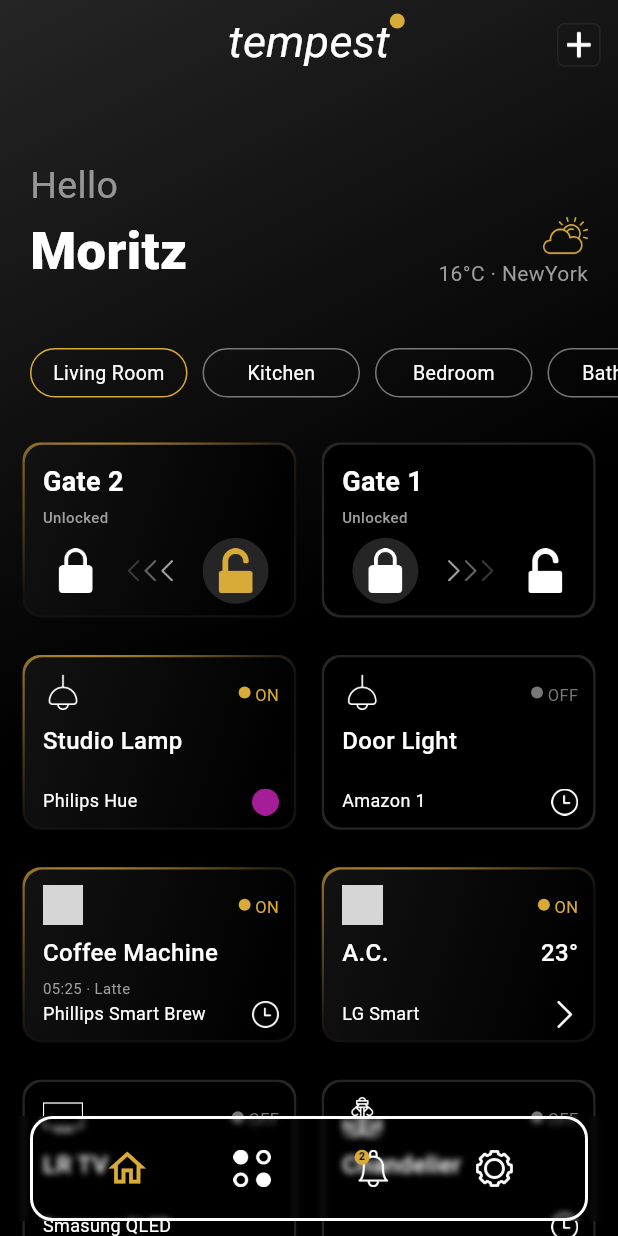
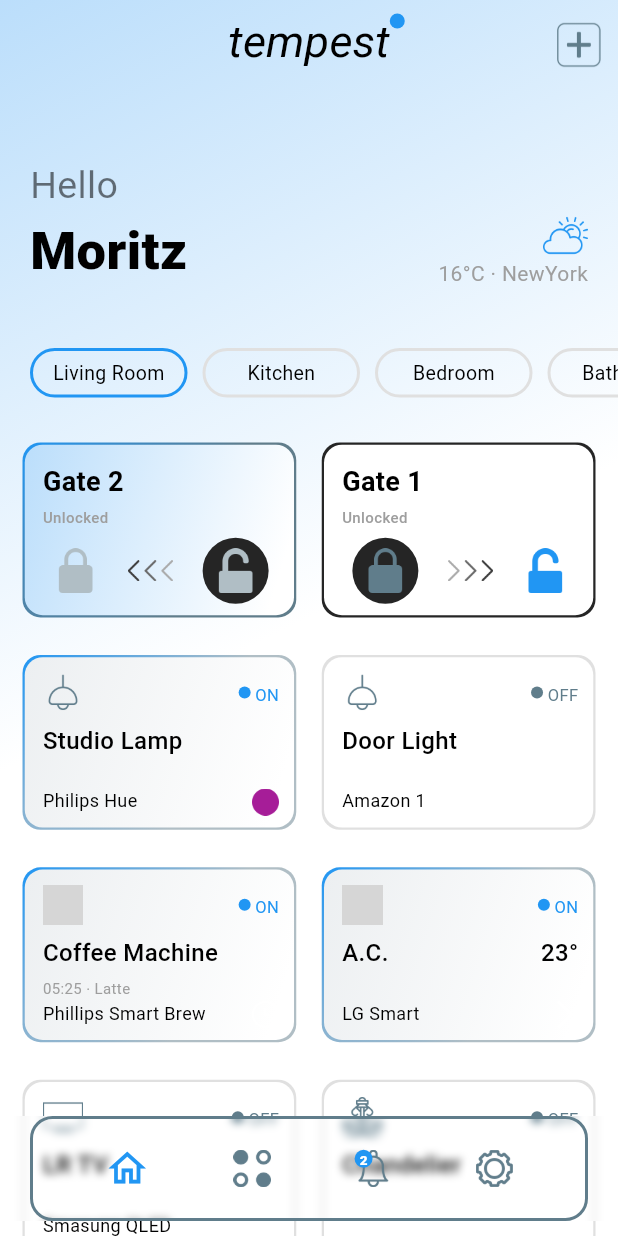
Before and after one commit to ravipatel0508/Home-automation-ui-flutter, a Flutter app: the screen it shows after launch, on a phone screen of 412 x 824 dp. Run offline on Flutter 3.47's test engine with Material 3 defaults, Android fonts, the phone set to English and light mode, and no system bars; our stand-ins replace google_fonts; grey boxes are pictures that could not be loaded.

Commit message:
added light theme

```diff
--- a/lib/constants.dart
+++ b/lib/constants.dart
@@ -1,8 +1,25 @@
 import 'package:flutter/material.dart';
 
-const Color kPrimaryColor = Color(0xFFd8AA38);
+bool isDark = false;
+Color kPrimaryColor = isDark ? const Color(0xFFd8AA38) : Colors.blue;
+Color kSecondaryColor = isDark ? const Color(0xFF787878) : Colors.grey[300]!;
 
-const Color kSecondaryColor = Color(0xFF787878);
+List<Color> backgroundGradient = isDark
+    ? [const Color(0xFF252525), Colors.black]
+    : [Colors.blue[100]!, Colors.white];
+List<Color> gridTileGradient = isDark
+    ? [const Color(0xFF121212), Colors.black]
+    : [Colors.blueGrey[50]!, Colors.white];
+List<Color> gridBorderGradient = isDark
+    ? [kPrimaryColor, const Color(0xFF141110)]
+    : [kPrimaryColor, Colors.blueGrey];
+
+Color kTextColor = isDark ? Colors.white : Colors.black;
+Color imageColor = isDark ? Colors.white : Colors.blueGrey;
+Color gridTileBGColor = isDark ? Colors.black : Colors.white;
+Color gridTileBorderColor =
+    isDark ? const Color(0xFF252525) : Colors.grey[300]!;
+Color onOffStatusColor = isDark ? kSecondaryColor : Colors.blueGrey;
 
 const List<String> kRoomName = [
   "Living Room",
--- a/lib/grid_tile_ui.dart
+++ b/lib/grid_tile_ui.dart
@@ -44,16 +44,13 @@ class _ElectricApplianceGridTileState extends State<ElectricApplianceGridTile> {
         child: DecoratedBox(
           decoration: BoxDecoration(
             borderRadius: BorderRadius.circular(12),
-            color: widget.isLocked ? null : const Color(0xFF252525),
+            color: widget.isLocked ? null : gridTileBorderColor,
             gradient: widget.isLocked
-                ? const RadialGradient(
+                ? RadialGradient(
                     center: Alignment.topLeft,
                     radius: 1.3,
-                    transform: GradientRotation(0.5),
-                    colors: [
-                      kPrimaryColor,
-                      Color(0xFF141110),
-                    ],
+                    transform: isDark ? const GradientRotation(0.5) : null,
+                    colors: [kPrimaryColor, Colors.blueGrey[200]!],
                   )
                 : null,
           ),
@@ -61,15 +58,12 @@ class _ElectricApplianceGridTileState extends State<ElectricApplianceGridTile> {
             decoration: BoxDecoration(
               borderRadius: BorderRadius.circular(12),
               gradient: widget.isLocked
-                  ? const LinearGradient(
+                  ? LinearGradient(
                       begin: Alignment.topLeft,
-                      colors: [
-                        Color(0xFF121212),
-                        Colors.black,
-                      ],
+                      colors: gridTileGradient,
                     )
                   : null,
-              color: Colors.black,
+              color: gridTileBGColor,
             ),
             margin: const EdgeInsets.all(1.5),
             child: Padding(
@@ -84,17 +78,15 @@ class _ElectricApplianceGridTileState extends State<ElectricApplianceGridTile> {
                         height: 8,
                         width: 8,
                         decoration: BoxDecoration(
-                          color:
-                              widget.isLocked ? kPrimaryColor : kSecondaryColor,
-                          borderRadius: const BorderRadius.all(
-                            Radius.circular(100),
+                          color: widget.isLocked
+                              ? kPrimaryColor
+                              : onOffStatusColor,
+                          borderRadius:
+                              const BorderRadius.all(Radius.circular(100)),
                         ),
                       ),
                     ),
-                    ),
-                    const SizedBox(
-                      width: 3,
-                    ),
+                    const SizedBox(width: 3),
                     Padding(
                       padding: const EdgeInsets.only(top: 7),
                       child: Text(
@@ -102,7 +94,7 @@ class _ElectricApplianceGridTileState extends State<ElectricApplianceGridTile> {
                         style: TextStyle(
                             color: widget.isLocked
                                 ? kPrimaryColor
-                                : kSecondaryColor,
+                                : onOffStatusColor,
                             fontSize: 11),
                       ),
                     )
@@ -121,28 +113,26 @@ class _ElectricApplianceGridTileState extends State<ElectricApplianceGridTile> {
                 child: Column(
                   crossAxisAlignment: CrossAxisAlignment.start,
                   children: [
-                    Image.asset(
-                      widget.image,
-                      height: 27,
-                      color: Colors.white,
-                    ),
+                    Image.asset(widget.image, height: 27, color: imageColor),
                     const SizedBox(height: 7),
                     Row(
                       mainAxisAlignment: MainAxisAlignment.spaceBetween,
                       children: [
                         Text(
                           widget.titleText,
-                          style: const TextStyle(
-                              color: Colors.white,
+                          style: TextStyle(
+                            color: kTextColor,
                             fontWeight: FontWeight.w500,
-                              fontSize: 16),
+                            fontSize: 16,
+                          ),
                         ),
                         Text(
                           widget.afterTitleText,
-                          style: const TextStyle(
-                              color: Colors.white,
+                          style: TextStyle(
+                            color: kTextColor,
                             fontWeight: FontWeight.w500,
-                              fontSize: 16),
+                            fontSize: 16,
+                          ),
                         ),
                       ],
                     ),
@@ -152,15 +142,14 @@ class _ElectricApplianceGridTileState extends State<ElectricApplianceGridTile> {
                       style: const TextStyle(
                         color: Colors.grey,
                         fontWeight: FontWeight.w400,
-                          fontSize: 10),
+                        fontSize: 10,
                       ),
-                    const SizedBox(
-                      height: 1,
                     ),
+                    const SizedBox(height: 1),
                     Text(
                       widget.afterSubtitleText,
-                      style: const TextStyle(
-                        color: Colors.white,
+                      style: TextStyle(
+                        color: kTextColor,
                         fontWeight: FontWeight.w400,
                         fontSize: 12,
                       ),
@@ -204,14 +193,11 @@ class _LockGridTileState extends State<LockGridTile> {
           color: widget.isLocked ? const Color(0xFF252525) : null,
           gradient: widget.isLocked
               ? null
-              : const RadialGradient(
+              : RadialGradient(
                   center: Alignment.topLeft,
                   radius: 1.3,
-                  transform: GradientRotation(0.6),
-                  colors: [
-                    kPrimaryColor,
-                    Color(0xFF141110),
-                  ],
+                  transform: isDark ? const GradientRotation(0.6) : null,
+                  colors: gridBorderGradient,
                 ),
         ),
         child: Container(
@@ -219,14 +205,11 @@ class _LockGridTileState extends State<LockGridTile> {
             borderRadius: BorderRadius.circular(12),
             gradient: widget.isLocked
                 ? null
-                : const LinearGradient(
+                : LinearGradient(
                     begin: Alignment.topLeft,
-                    colors: [
-                      Color(0xFF121212),
-                      Colors.black,
-                    ],
+                    colors: backgroundGradient,
                   ),
-            color: Colors.black,
+            color: gridTileBGColor,
           ),
           margin: const EdgeInsets.all(1.5),
           child: Padding(
@@ -237,10 +220,11 @@ class _LockGridTileState extends State<LockGridTile> {
                 children: [
                   Text(
                     widget.title,
-                    style: const TextStyle(
+                    style: TextStyle(
                       fontSize: 18,
                       fontWeight: FontWeight.w600,
-                        color: Colors.white),
+                      color: kTextColor,
+                    ),
                   ),
                   const SizedBox(height: 3),
                   const Text(
@@ -248,7 +232,8 @@ class _LockGridTileState extends State<LockGridTile> {
                     style: TextStyle(
                       fontSize: 10,
                       fontWeight: FontWeight.w500,
-                        color: Colors.grey),
+                      color: Colors.grey,
+                    ),
                   ),
                   const SizedBox(height: 7),
                   Row(
@@ -285,14 +270,15 @@ class _LockGridTileState extends State<LockGridTile> {
                                 ),
                                 child: Image.asset(
                                   "assets/icon/lock.png",
-                                  color: Colors.white,
+                                  color: imageColor,
                                   height: 30,
                                 ),
                               ),
                             )
                           : Image.asset(
                               "assets/icon/lock.png",
-                              color: Colors.white,
+                              color:
+                                  isDark ? Colors.white : Colors.blueGrey[200],
                               height: 30,
                             ),
                       const SizedBox(width: 6),
@@ -314,7 +300,7 @@ class _LockGridTileState extends State<LockGridTile> {
                       widget.isLocked
                           ? Image.asset(
                               "assets/icon/unlock.png",
-                              color: Colors.white,
+                              color: isDark ? Colors.white : kPrimaryColor,
                               height: 30,
                             )
                           : Draggable(
@@ -345,7 +331,9 @@ class _LockGridTileState extends State<LockGridTile> {
                                 ),
                                 child: Image.asset(
                                   "assets/icon/unlock.png",
-                                  color: kPrimaryColor,
+                                  color: isDark
+                                      ? kPrimaryColor
+                                      : Colors.blueGrey[200],
                                   height: 30,
                                 ),
                               ),
--- a/lib/main.dart
+++ b/lib/main.dart
@@ -38,18 +38,15 @@
   @override
   Widget build(BuildContext context) {
     return Scaffold(
-      backgroundColor: Colors.black,
+      backgroundColor: isDark ? Colors.black : Colors.white,
       body: Stack(
         children: [
           Container(
-            decoration: const BoxDecoration(
+            decoration: BoxDecoration(
               gradient: LinearGradient(
                 begin: Alignment.topLeft,
                 end: Alignment.center,
-                colors: [
-                  Color(0xFF252525),
-                  Colors.black,
-                ],
+                colors: backgroundGradient,
               ),
             ),
           ),
@@ -72,10 +69,10 @@
                         ),
                       ),
                     ),
-                    const Text(
+                    Text(
                       "tempest",
                       style: TextStyle(
-                        color: Colors.white,
+                        color: kTextColor,
                         fontSize: 30,
                         fontWeight: FontWeight.w400,
                         fontStyle: FontStyle.italic,
@@ -88,6 +85,7 @@
                     padding: const EdgeInsets.all(5.0),
                     child: Image.asset(
                       "assets/icon/add-icon.png",
+                      color: imageColor,
                     ),
                   ),
                 ],
@@ -106,12 +104,13 @@
                       padding: const EdgeInsets.symmetric(horizontal: 20),
                       child: Column(
                         children: [
-                          const Row(
+                          Row(
                             children: [
                               Text(
                                 "Hello",
                                 style: TextStyle(
-                                  color: Colors.white54,
+                                  color:
+                                      isDark ? Colors.white54 : Colors.black54,
                                   fontSize: 25,
                                 ),
                               ),
@@ -121,10 +120,10 @@
                             mainAxisAlignment: MainAxisAlignment.spaceBetween,
                             crossAxisAlignment: CrossAxisAlignment.end,
                             children: [
-                              const Text(
+                              Text(
                                 "Moritz",
                                 style: TextStyle(
-                                    color: Colors.white,
+                                    color: kTextColor,
                                     fontSize: 35,
                                     fontWeight: FontWeight.w800),
                               ),
@@ -206,19 +205,19 @@
             bottom: 10,
             child: ClipRect(
               child: BackdropFilter(
-                filter: ImageFilter.blur(sigmaX: 2, sigmaY: 2),
+                filter: ImageFilter.blur(sigmaX: 3, sigmaY: 3),
                 child: Container(
                   width: MediaQuery.of(context).size.width - 40,
                   height: 70,
                   margin: const EdgeInsets.symmetric(horizontal: 20),
                   padding:
                       const EdgeInsets.symmetric(horizontal: 20, vertical: 5),
-                  decoration: const BoxDecoration(
+                  decoration: BoxDecoration(
                     color: Colors.transparent,
-                    borderRadius: BorderRadius.all(Radius.circular(15)),
+                    borderRadius: const BorderRadius.all(Radius.circular(15)),
                     border: Border.fromBorderSide(
                       BorderSide(
-                        color: Colors.white,
+                        color: imageColor,
                         width: 2,
                       ),
                     ),
@@ -227,40 +226,45 @@
                     mainAxisAlignment: MainAxisAlignment.spaceAround,
                     crossAxisAlignment: CrossAxisAlignment.center,
                     children: [
-                      const Icon(
+                      Icon(
                         Icons.home_outlined,
                         color: kPrimaryColor,
                         size: 30,
                       ),
                       Image.asset(
                         "assets/icon/four-dots.png",
-                        color: Colors.white,
+                        color: imageColor,
                         height: 25,
                       ),
                       Stack(
                         children: [
                           Image.asset(
                             "assets/icon/bell.png",
-                            color: Colors.white,
+                            color: imageColor,
                             height: 25,
                           ),
                           Container(
-                            height: 10,
-                            width: 10,
+                            height: 12,
+                            width: 12,
                             alignment: Alignment.center,
                             decoration: BoxDecoration(
                               borderRadius: BorderRadius.circular(50),
                               color: kPrimaryColor,
                             ),
-                            child: const Text("2",
-                                style: TextStyle(
-                                    fontSize: 7, fontWeight: FontWeight.w800)),
+                            child: const Text(
+                              "2",
+                              style: TextStyle(
+                                fontSize: 9,
+                                color: Colors.white,
+                                fontWeight: FontWeight.w800,
+                              ),
+                            ),
                           ),
                         ],
                       ),
                       Image.asset(
                         "assets/icon/settings.png",
-                        color: Colors.white,
+                        color: Colors.blueGrey,
                         height: 25,
                       ),
                     ],
--- a/lib/room_tabs_ui.dart
+++ b/lib/room_tabs_ui.dart
@@ -31,14 +31,11 @@ class _RoomTabsState extends State<RoomTabs> {
   Widget build(BuildContext context) {
     return GestureDetector(
       onTap: () {
-        log("index: ${widget.index}");
-        log("previousIndex: $previousIndex");
         setState(() {
           // roomState[previousIndex] = false;
           roomState[widget.index] = !roomState[widget.index];
           // previousIndex = widget.index;
         });
-        log("previousIndex: $previousIndex");
       },
       child: Container(
         width: 105,
@@ -48,14 +45,14 @@ class _RoomTabsState extends State<RoomTabs> {
         decoration: BoxDecoration(
           border: Border.all(
             color: roomState[widget.index] ? kPrimaryColor : kSecondaryColor,
-            width: 1,
+            width: 2,
           ),
           borderRadius: BorderRadius.circular(30),
         ),
         child: Text(
           widget.title,
-          style: const TextStyle(
-            color: Colors.white,
+          style: TextStyle(
+            color: kTextColor,
             fontSize: 13,
           ),
         ),
```
Lines whose indentation alone changed are shown as unchanged.
